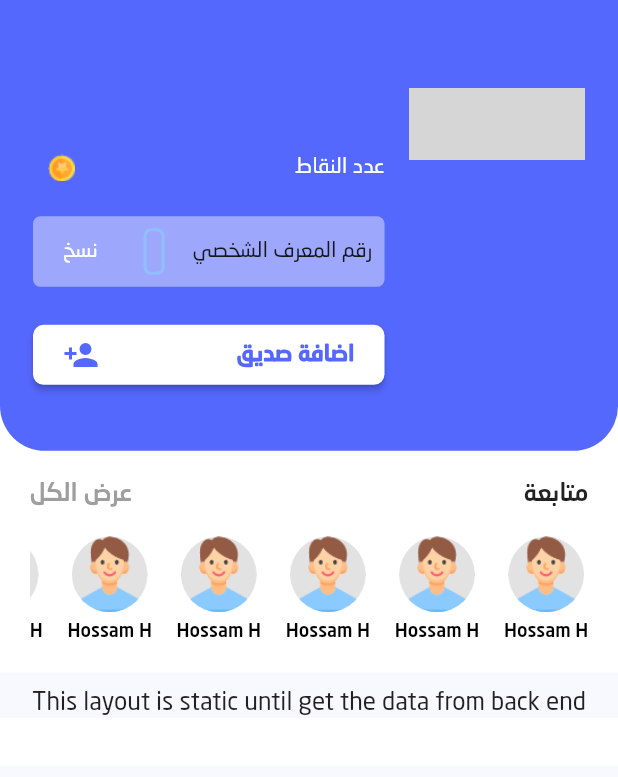
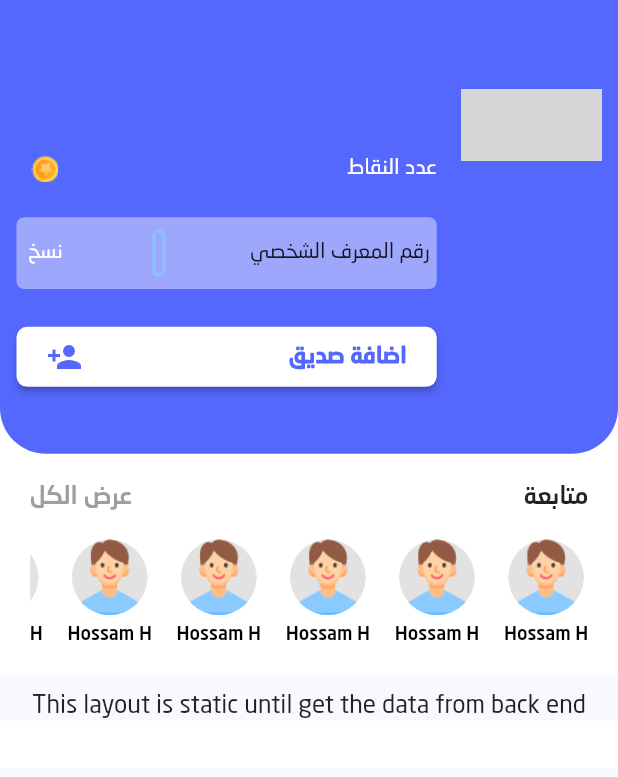
Before and after one commit to Hossam52/e-learning, a Flutter app: the StudentProfileView screen opened directly with empty values, on a phone screen of 412 x 824 dp, the part 56-833 px from its top. Run offline on Flutter 3.47's test engine with Material 2 defaults, Android fonts, the phone set to English and light mode, and no system bars; drawn by our look-alikes of cached_network_image; our stand-ins replace bloc, buttons_tabbar, carousel_slider, date_picker_timeline, dio, flutter_bloc and 26 more; missing offline and left inert: duration_picker, flutter_absolute_path, flutter_card_swipper, multi_image_picker2, syncfusion_flutter_pdfviewer; accounts and stored records are empty; generated files the repository leaves out were written again; network calls fail; project files that could hold a hidden picture were left out; grey boxes are pictures that could not be loaded.

Commit message:
student-view-teacher

```diff
--- a/lib/modules/profile/student/student_profile_info_build.dart
+++ b/lib/modules/profile/student/student_profile_info_build.dart
@@ -55,14 +55,14 @@ class StudentProfileInfoBuild extends StatelessWidget {
       decoration: BoxDecoration(
         color: primaryColor,
         borderRadius: BorderRadius.only(
-          bottomLeft: Radius.circular(30),
-          bottomRight: Radius.circular(30),
+          bottomLeft: Radius.circular(30.r),
+          bottomRight: Radius.circular(30.r),
         ),
       ),
       child: Column(
         children: [
           Padding(
-            padding: const EdgeInsets.symmetric(horizontal: 22.0, vertical: 40),
+            padding: EdgeInsets.symmetric(horizontal: 10.w, vertical: 40.h),
             child: Row(
               mainAxisAlignment: MainAxisAlignment.spaceBetween,
               crossAxisAlignment: CrossAxisAlignment.start,
@@ -80,18 +80,17 @@ class StudentProfileInfoBuild extends StatelessWidget {
                           textDirection: lang == 'ar'
                               ? TextDirection.rtl
                               : TextDirection.ltr,
-                          end: 5,
+                          end: 5.w,
                           bottom: 0,
-                          child: StudentStar(width: 30),
+                          child: StudentStar(),
                         ),
                     ],
                   ),
                 ),
                 SizedBox(width: 15.w),
                 Expanded(
-                  flex: 2,
+                  flex: 3,
                   child: Container(
-                    width: deviceInfo.screenwidth * 0.55,
                     // color: Colors.grey,
                     child: Column(
                       mainAxisAlignment: MainAxisAlignment.start,
@@ -118,7 +117,7 @@ class StudentProfileInfoBuild extends StatelessWidget {
                                   horizontal: 10, vertical: 5),
                               decoration: BoxDecoration(
                                 color: primaryColor,
-                                borderRadius: BorderRadius.circular(15),
+                                borderRadius: BorderRadius.circular(15.r),
                               ),
                               child: Row(
                                 mainAxisSize: MainAxisSize.min,
@@ -126,7 +125,7 @@ class StudentProfileInfoBuild extends StatelessWidget {
                                 children: [
                                   Text(points,
                                       style: TextStyle(color: Colors.white)),
-                                  SizedBox(width: 5),
+                                  SizedBox(width: 5.w),
                                   Image.asset('assets/images/points.png'),
                                 ],
                               ),
@@ -136,11 +135,12 @@ class StudentProfileInfoBuild extends StatelessWidget {
                         SizedBox(height: 18.h),
                         Container(
                           width: double.infinity,
-                          padding: EdgeInsets.all(8),
+                          padding: EdgeInsets.symmetric(
+                              vertical: 8.h, horizontal: 4.w),
                           clipBehavior: Clip.antiAliasWithSaveLayer,
                           decoration: BoxDecoration(
                             color: thirdColor,
-                            borderRadius: BorderRadius.circular(5),
+                            borderRadius: BorderRadius.circular(5.r),
                           ),
                           child: Row(
                             mainAxisAlignment: MainAxisAlignment.spaceBetween,
@@ -154,16 +154,19 @@ class StudentProfileInfoBuild extends StatelessWidget {
                                   Text(
                                     // 'ID',
                                     context.tr.id,
+                                    maxLines: 1,
+                                    overflow: TextOverflow.ellipsis,
                                   ),
                                 ],
                               ),
                               Container(
-                                padding: EdgeInsets.all(5),
+                                padding: EdgeInsets.symmetric(
+                                    vertical: 5.h, horizontal: 2.w),
                                 decoration: BoxDecoration(
-                                  borderRadius: BorderRadius.circular(5),
+                                  borderRadius: BorderRadius.circular(5.r),
                                   border: Border.all(
                                     color: Color(0xFF8BCAFF).withOpacity(0.65),
-                                    width: 2,
+                                    width: 2.w,
                                   ),
                                 ),
                                 child: Text(
@@ -179,7 +182,7 @@ class StudentProfileInfoBuild extends StatelessWidget {
                                 },
                                 child: Container(
                                   padding: EdgeInsets.symmetric(
-                                      horizontal: 12, vertical: 5),
+                                      horizontal: 3.w, vertical: 5.h),
                                   child: Text(
                                     context.tr.copy,
                                     style: thirdTextStyle(deviceInfo)
--- a/lib/modules/profile/student_profile_view.dart
+++ b/lib/modules/profile/student_profile_view.dart
@@ -28,11 +28,13 @@ class StudentProfileView extends StatefulWidget {
     Key? key,
     this.student,
     this.id,
+    this.isTeacher=false,
     required this.isFriend,
   }) : super(key: key);
 
   final int? id;
   Student? student;
+  bool? isTeacher;
   final bool isFriend;
 
   @override
@@ -115,7 +117,8 @@ class _StudentProfileViewState extends State<StudentProfileView> {
                                   child: Column(
                                     mainAxisSize: MainAxisSize.min,
                                     children: [
-                                      _personalInfo(deviceInfo, cubit, context),
+                                      _personalInfo(deviceInfo, cubit, context,
+                                          widget.isTeacher!),
                                       _followPersons(deviceInfo),
                                     ],
                                   ),
@@ -147,7 +150,7 @@ class _StudentProfileViewState extends State<StudentProfileView> {
   }
 
   StudentProfileInfoBuild _personalInfo(
-      DeviceInformation deviceInfo, StudentCubit cubit, BuildContext context) {
+      DeviceInformation deviceInfo, StudentCubit cubit, BuildContext context,bool isTeacher) {
     return StudentProfileInfoBuild(
       deviceInfo: deviceInfo,
       // image: "${widget.student!.image}",
@@ -156,7 +159,7 @@ class _StudentProfileViewState extends State<StudentProfileView> {
       // code: "${widget.student!.code}",
       student: widget.student,
       authType: authType,
-      trailing: defaultMaterialIconButton(
+      trailing:!isTeacher? defaultMaterialIconButton(
         text: getActionString,
         icon: getIcon,
         backgroundColor: getBackgroundColor,
@@ -172,7 +175,7 @@ class _StudentProfileViewState extends State<StudentProfileView> {
                   isAdd: widget.student!.friendType == FriendType.NotFriend,
                 );
               },
-      ),
+      ):Container(),
     );
   }
 
```
Also changed, not shown: lib/modules/home_screen/teacher/teacher_home_screen.dart (+13 -1 lines), lib/modules/profile/student_profile_teacher_view.dart (added, +299 -0 lines).
